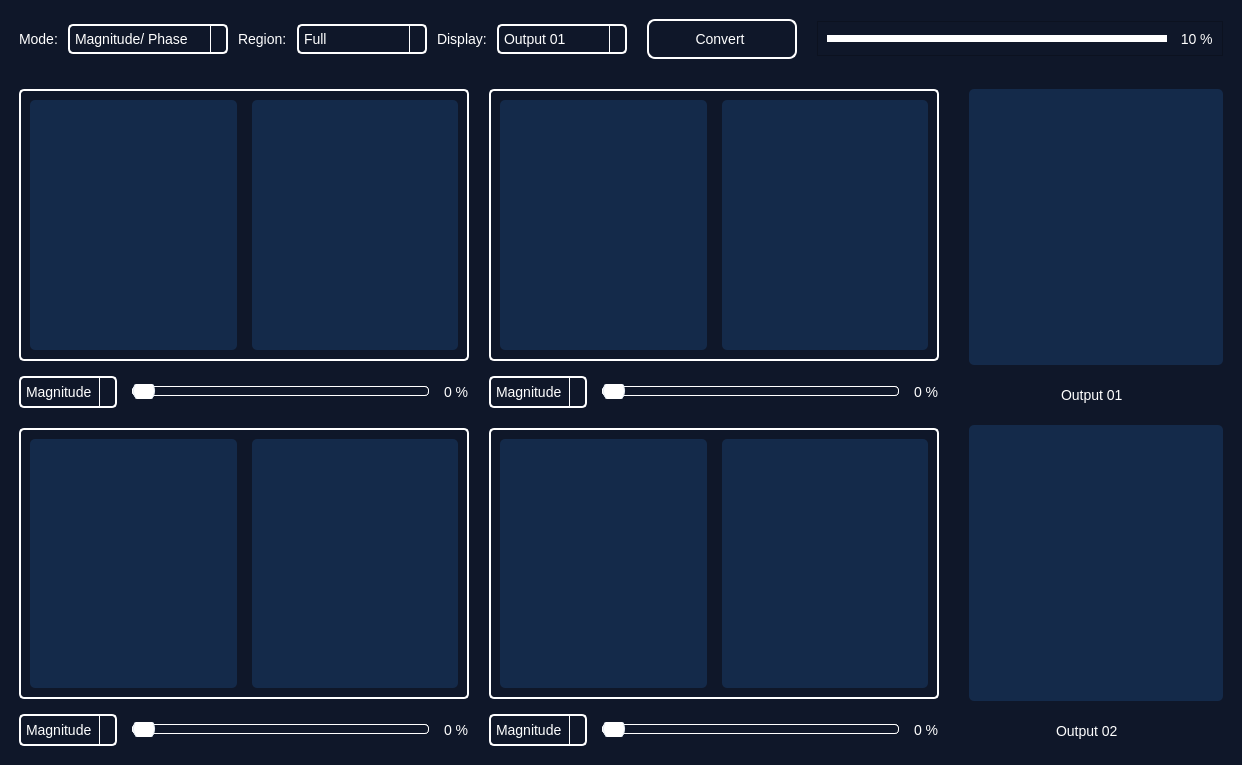
Old version of the form main.ui in the repository Mostafaali3/PhaseMediX-Image-Mixer-with-Fourier-Transform.
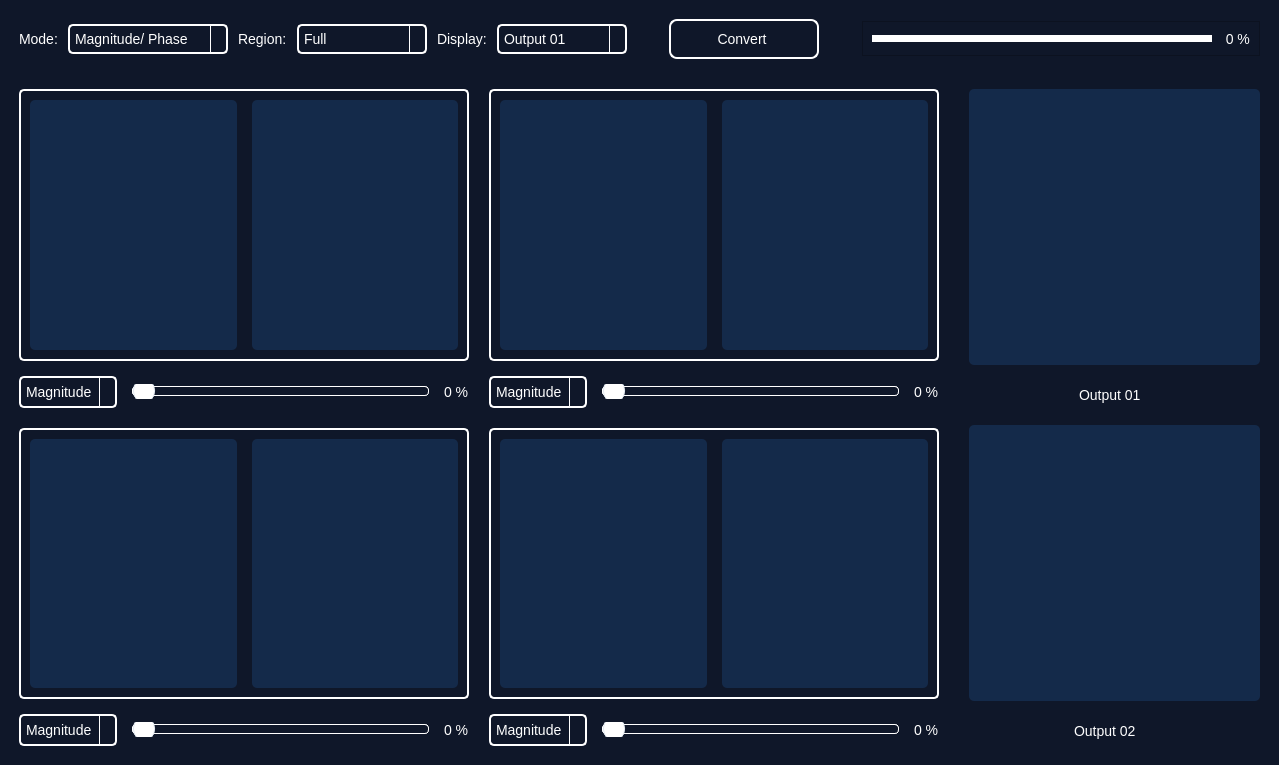
New version of the form. Icons and pictures are not drawn.

Diff of the .ui file:
```diff
--- a/main.ui
+++ b/main.ui
@@ -6,7 +6,7 @@
    <rect>
     <x>0</x>
     <y>0</y>
-    <width>1190</width>
+    <width>1279</width>
     <height>765</height>
    </rect>
   </property>
@@ -1447,7 +1447,7 @@
                 </size>
                </property>
                <property name="text">
-                <string>  10 %</string>
+                <string>  0 %</string>
                </property>
               </widget>
              </item>
```
